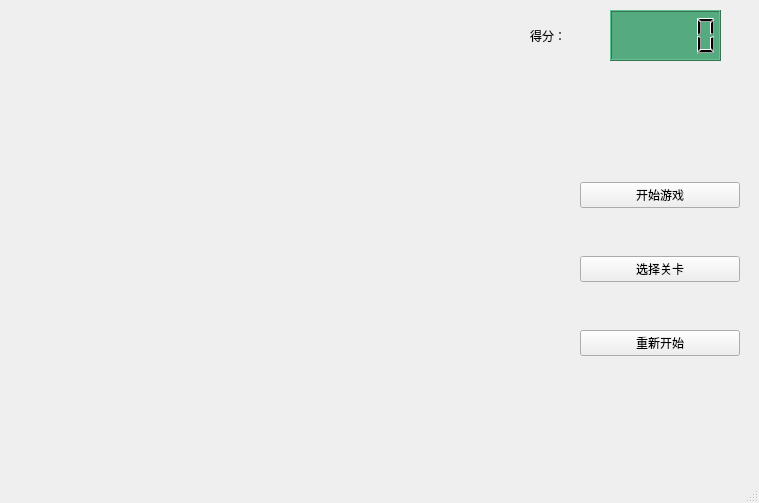
Qt form mainwindow.ui (BITLJY/SnakeGame) before a commit.
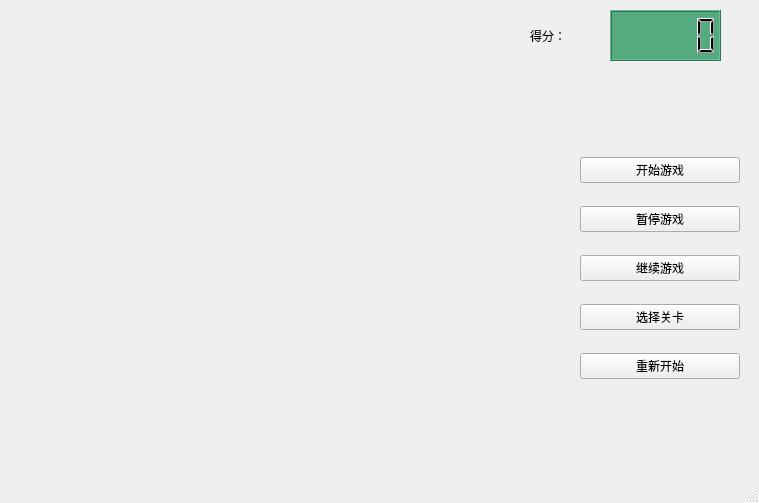
The same form after that commit.

Commit message:
添加音效与暂停继续的按钮
添加了一点音效和音乐，以及暂停游戏和继续游戏的按钮与功能

```diff
--- a/mainwindow.ui
+++ b/mainwindow.ui
@@ -57,17 +57,7 @@
      </rect>
     </property>
     <layout class="QGridLayout" name="gridLayout">
-     <item row="1" column="0">
-      <widget class="QPushButton" name="pB_on_pushbutton_select">
-       <property name="styleSheet">
-        <string notr="true">font: 16pt &quot;幼圆&quot;;</string>
-       </property>
-       <property name="text">
-        <string>选择关卡</string>
-       </property>
-      </widget>
-     </item>
-     <item row="2" column="0">
+     <item row="4" column="0">
       <widget class="QPushButton" name="pB_on_pushbutton_restart">
        <property name="styleSheet">
         <string notr="true">font: 16pt &quot;幼圆&quot;;</string>
@@ -87,6 +77,36 @@
        </property>
       </widget>
      </item>
+     <item row="1" column="0">
+      <widget class="QPushButton" name="pB_on_pushbutton_stop">
+       <property name="styleSheet">
+        <string notr="true">font: 16pt &quot;幼圆&quot;;</string>
+       </property>
+       <property name="text">
+        <string>暂停游戏</string>
+       </property>
+      </widget>
+     </item>
+     <item row="3" column="0">
+      <widget class="QPushButton" name="pB_on_pushbutton_select">
+       <property name="styleSheet">
+        <string notr="true">font: 16pt &quot;幼圆&quot;;</string>
+       </property>
+       <property name="text">
+        <string>选择关卡</string>
+       </property>
+      </widget>
+     </item>
+     <item row="2" column="0">
+      <widget class="QPushButton" name="pB_on_pushbutton_goon">
+       <property name="styleSheet">
+        <string notr="true">font: 16pt &quot;幼圆&quot;;</string>
+       </property>
+       <property name="text">
+        <string>继续游戏</string>
+       </property>
+      </widget>
+     </item>
     </layout>
    </widget>
   </widget>
```
Left out of the diff: 2 changed lines with no effect on the pictures. The commit also changes 12 other files.
